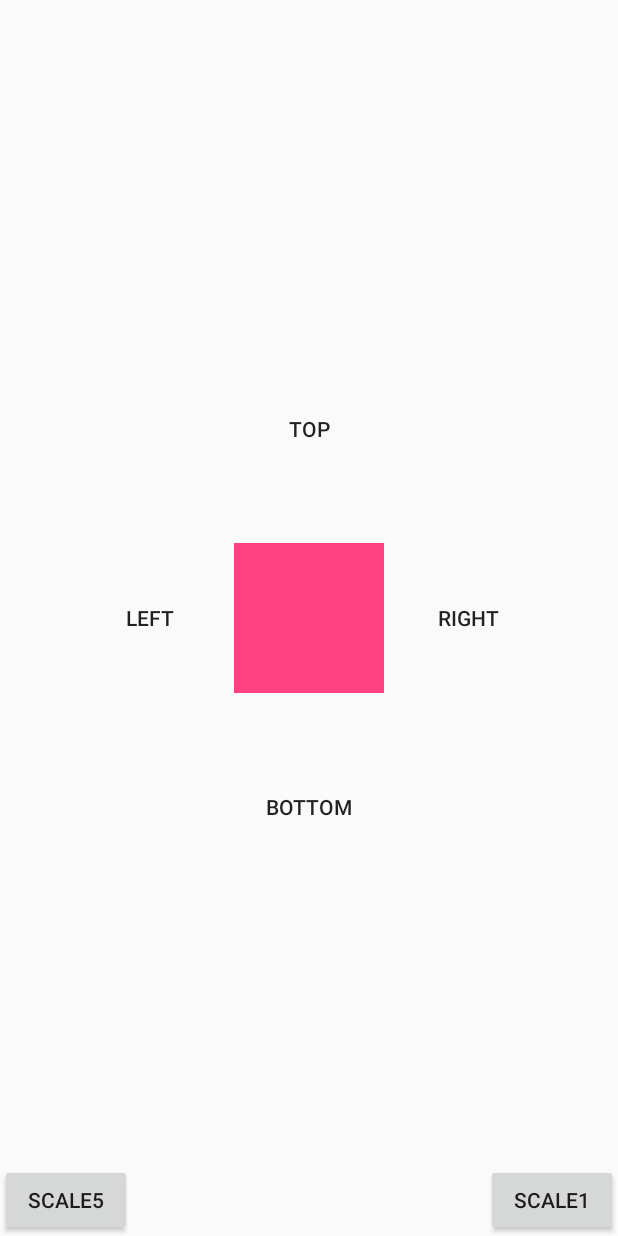
After one commit to nokiafen/MyViewPractice, an Android app: the EmptyViewTestActivity screen opened directly, with no data from a screen before it, on a phone screen of 412 x 824 dp. The commit adds this screen. Run offline under Robolectric (Android 15) with nearby library versions, the phone set to English and light mode, and no system bars; our stand-ins replace ButterKnife, CircleImageView.

Commit message:
'控件缩放点击事件测试以及空白点击事件测试--pass'

```diff
--- a/app/src/main/AndroidManifest.xml
+++ b/app/src/main/AndroidManifest.xml
@@ -28,6 +28,8 @@
 
         <activity android:name="com.example.archermind.myapplication.SldingConfictActivity">
         </activity>
+        <activity android:name="com.example.archermind.myapplication.EmptyViewTestActivity">
+        </activity>
     </application>
 
 </manifest>
--- /dev/null
+++ b/app/src/main/java/com/example/archermind/myapplication/EmptyViewTestActivity.java
@@ -0,0 +1,42 @@
+package com.example.archermind.myapplication;
+
+import android.os.Bundle;
+import android.support.annotation.Nullable;
+import android.support.v7.app.AppCompatActivity;
+import android.view.MotionEvent;
+import android.view.View;
+
+import com.example.archermind.myapplication.views.EmptyClickDisappearView;
+
+import butterknife.BindView;
+import butterknife.ButterKnife;
+
+public class EmptyViewTestActivity extends AppCompatActivity {
+    @BindView(R.id.empty)
+    EmptyClickDisappearView empty;
+
+    @Override
+    protected void onCreate(@Nullable Bundle savedInstanceState) {
+        super.onCreate(savedInstanceState);
+        setContentView(R.layout.layout_emty_test);
+        ButterKnife.bind(this);
+        init();
+    }
+
+    private void init() {
+    empty.setOnTouchListener(new View.OnTouchListener() {
+        @Override
+        public boolean onTouch(View view, MotionEvent motionEvent) {
+            return false;
+        }
+    });
+    }
+
+    public void scale5(View view) {
+        empty.animate().scaleY(0.5f).scaleX(0.5f).setDuration(300).start();
+    }
+
+    public void scale1(View view) {
+        empty.animate().scaleY(1.0f).scaleX(1.0f).setDuration(300).start();
+    }
+}
--- a/app/src/main/java/com/example/archermind/myapplication/HomeActivity.java
+++ b/app/src/main/java/com/example/archermind/myapplication/HomeActivity.java
@@ -13,6 +13,7 @@ import android.support.v7.widget.Toolbar;
 import android.view.View;
 import android.widget.TextView;
 
+import com.example.archermind.myapplication.views.EmptyClickDisappearView;
 import com.jaeger.library.StatusBarUtil;
 
 import butterknife.BindView;
@@ -51,7 +52,8 @@ public class HomeActivity extends AppCompatActivity {
 //                Log.d(getClass().getName(), "percent:" + percent);
                 tvTitle.setAlpha(percent);
 //                StatusBarUtil.setColor(HomeActivity.this, Color.RED,200);
-                StatusBarUtil.setTranslucentForImageView(HomeActivity.this, (int) (255f * percent), null);            }
+                StatusBarUtil.setTranslucentForImageView(HomeActivity.this, (int) (255f * percent), null);
+            }
         });
     }
 
@@ -82,19 +84,19 @@ public class HomeActivity extends AppCompatActivity {
 
 
     public void toMainActivity(View view) {
-        startAc(null,MainActivity.class);
+        startAc(null, MainActivity.class);
     }
 
     public void toRevealActivity(View view) {
-        startAc(null,RevealActivity.class);
+        startAc(null, RevealActivity.class);
     }
 
     public void toAnimTestActivity(View view) {
-        startAc(null,AnimTestActivity.class);
+        startAc(null, AnimTestActivity.class);
     }
 
     public void toSlidingConfictActivity(View view) {
-        startAc(null,SldingConfictActivity.class);
+        startAc(null, SldingConfictActivity.class);
     }
 
 
@@ -111,11 +113,17 @@ public class HomeActivity extends AppCompatActivity {
         return context.getResources().getDimensionPixelSize(resourceId);
     }
 
-    public void startAc(Bundle bundle,Class aclass){
-        Intent intent =new Intent(this,aclass);
-        intent.putExtras(bundle==null?new Bundle():bundle);
+    public void startAc(Bundle bundle, Class aclass) {
+        Intent intent = new Intent(this, aclass);
+        intent.putExtras(bundle == null ? new Bundle() : bundle);
         startActivity(intent);
 //        startActivity(new Intent(HomeActivity.this,MainActivity.class));
-    };
+    }
+
+    ;
+
+    public void toEmptyViewTestActivity(View view) {
+        startAc(null, EmptyViewTestActivity.class);
+    }
 
 }
--- /dev/null
+++ b/app/src/main/java/com/example/archermind/myapplication/views/EmptyClickDisappearView.java
@@ -0,0 +1,78 @@
+package com.example.archermind.myapplication.views;
+
+import android.content.Context;
+import android.support.annotation.NonNull;
+import android.support.annotation.Nullable;
+import android.support.v7.widget.AppCompatButton;
+import android.util.AttributeSet;
+import android.util.Log;
+import android.view.LayoutInflater;
+import android.view.MotionEvent;
+import android.view.View;
+import android.widget.FrameLayout;
+
+import com.example.archermind.myapplication.R;
+
+import butterknife.BindView;
+import butterknife.ButterKnife;
+import butterknife.OnClick;
+
+public class EmptyClickDisappearView extends FrameLayout {
+    @BindView(R.id.bt_left)
+    AppCompatButton btLeft;
+    @BindView(R.id.bt_right)
+    AppCompatButton btRight;
+    @BindView(R.id.bt_top)
+    AppCompatButton btTop;
+    @BindView(R.id.bt_bottom)
+    AppCompatButton btBottom;
+    @BindView(R.id.center_color)
+    FrameLayout frameLayout;
+
+    public EmptyClickDisappearView(@NonNull Context context) {
+        super(context);
+        init();
+    }
+
+    public EmptyClickDisappearView(@NonNull Context context, @Nullable AttributeSet attrs) {
+        super(context, attrs);
+        init();
+    }
+
+    public EmptyClickDisappearView(@NonNull Context context, @Nullable AttributeSet attrs, int defStyleAttr) {
+        super(context, attrs, defStyleAttr);
+        init();
+    }
+
+    private void init() {
+        LayoutInflater.from(getContext()).inflate(R.layout.empty_click_disappear_layout, this);
+        ButterKnife.bind(this)
+        ;
+
+    }
+
+    @OnClick({R.id.bt_left, R.id.bt_right, R.id.bt_top})
+    public void onViewClicked(View view) {
+        switch (view.getId()) {
+            case R.id.bt_left:
+                Log.d(EmptyClickDisappearView.this.getClass().getName(),"bt_left");
+                break;
+            case R.id.bt_right:
+                Log.d(EmptyClickDisappearView.this.getClass().getName(),"bt_right");
+                break;
+            case R.id.bt_top:
+                Log.d(EmptyClickDisappearView.this.getClass().getName(),"bt_top");
+                break;
+            case R.id.bt_bottom:
+                Log.d(EmptyClickDisappearView.this.getClass().getName(),"bt_bottom");
+                break;
+        }
+    }
+
+
+    @Override
+    public boolean onTouchEvent(MotionEvent event) {
+        Log.d(EmptyClickDisappearView.this.getClass().getName(),"ontouch");
+        return super.onTouchEvent(event);
+    }
+}
--- /dev/null
+++ b/app/src/main/res/layout/empty_click_disappear_layout.xml
@@ -0,0 +1,50 @@
+<?xml version="1.0" encoding="utf-8"?>
+<FrameLayout
+    xmlns:android="http://schemas.android.com/apk/res/android" android:layout_width="match_parent"
+    android:layout_height="match_parent"
+    >
+
+    <android.support.v7.widget.AppCompatButton
+        android:layout_width="wrap_content"
+        android:layout_height="wrap_content"
+        android:background="?attr/selectableItemBackground"
+        android:text="left"
+        android:id="@+id/bt_left"
+        android:layout_gravity="center_vertical"
+        />
+
+    <android.support.v7.widget.AppCompatButton
+        android:layout_width="wrap_content"
+        android:layout_height="wrap_content"
+        android:background="?attr/selectableItemBackground"
+        android:text="right"
+        android:id="@+id/bt_right"
+        android:layout_gravity="center_vertical|right"
+        />
+    <android.support.v7.widget.AppCompatButton
+        android:layout_width="wrap_content"
+        android:layout_height="wrap_content"
+        android:background="?attr/selectableItemBackground"
+        android:text="top"
+        android:id="@+id/bt_top"
+        android:layout_gravity="center_horizontal|top"
+        />
+
+    <android.support.v7.widget.AppCompatButton
+        android:layout_width="wrap_content"
+        android:layout_height="wrap_content"
+        android:background="?attr/selectableItemBackground"
+        android:text="bottom"
+        android:id="@+id/bt_bottom"
+        android:layout_gravity="center_horizontal|bottom"
+        />
+    <FrameLayout
+        android:layout_width="100dp"
+        android:layout_gravity="center"
+        android:background="@color/colorAccent"
+        android:id="@+id/center_color"
+        android:layout_height="100dp">
+    </FrameLayout>
+
+
+</FrameLayout>
--- a/app/src/main/res/layout/home_layout.xml
+++ b/app/src/main/res/layout/home_layout.xml
@@ -192,6 +192,13 @@
                     android:gravity="center"
                     android:onClick="toSlidingConfictActivity"
                     />
+                <TextView
+                    android:layout_width="match_parent"
+                    android:layout_height="40dp"
+                    android:text="EmptyViewTestActivity"
+                    android:gravity="center"
+                    android:onClick="toEmptyViewTestActivity"
+                    />
             </LinearLayout>
 
 
--- /dev/null
+++ b/app/src/main/res/layout/layout_emty_test.xml
@@ -0,0 +1,48 @@
+<?xml version="1.0" encoding="utf-8"?>
+<android.support.constraint.ConstraintLayout xmlns:android="http://schemas.android.com/apk/res/android"
+    xmlns:app="http://schemas.android.com/apk/res-auto"
+    android:layout_width="match_parent"
+    android:layout_height="match_parent">
+
+    <com.example.archermind.myapplication.views.EmptyClickDisappearView
+        android:id="@+id/empty"
+        android:layout_width="300dp"
+        android:layout_height="300dp"
+        android:layout_marginStart="8dp"
+        android:layout_marginLeft="8dp"
+        android:layout_marginTop="8dp"
+        android:layout_marginEnd="8dp"
+        android:layout_marginRight="8dp"
+        android:layout_marginBottom="8dp"
+        app:layout_constraintBottom_toBottomOf="parent"
+        app:layout_constraintEnd_toEndOf="parent"
+        app:layout_constraintStart_toStartOf="parent"
+        app:layout_constraintTop_toTopOf="parent"></com.example.archermind.myapplication.views.EmptyClickDisappearView>
+
+
+    <LinearLayout
+        android:layout_width="match_parent"
+        android:layout_height="wrap_content"
+        app:layout_constraintBottom_toBottomOf="parent"
+        app:layout_constraintEnd_toEndOf="parent"
+        app:layout_constraintStart_toStartOf="parent">
+
+        <android.support.v7.widget.AppCompatButton
+            android:layout_width="wrap_content"
+            android:layout_height="wrap_content"
+            android:onClick="scale5"
+            android:text="scale5" />
+
+        <View
+            android:layout_width="0dp"
+            android:layout_height="1dp"
+            android:layout_weight="1"></View>
+
+        <android.support.v7.widget.AppCompatButton
+            android:layout_width="wrap_content"
+            android:layout_height="wrap_content"
+            android:onClick="scale1"
+            android:text="scale1" />
+
+    </LinearLayout>
+</android.support.constraint.ConstraintLayout>
--- a/gradle.properties
+++ b/gradle.properties
@@ -10,7 +10,7 @@
 # Specifies the JVM arguments used for the daemon process.
 # The setting is particularly useful for tweaking memory settings.
 org.gradle.jvmargs=-Xmx1536m
-
+android.enableAapt2=false
 # When configured, Gradle will run in incubating parallel mode.
 # This option should only be used with decoupled projects. More details, visit
 # http://www.gradle.org/docs/current/userguide/multi_project_builds.html#sec:decoupled_projects
```
